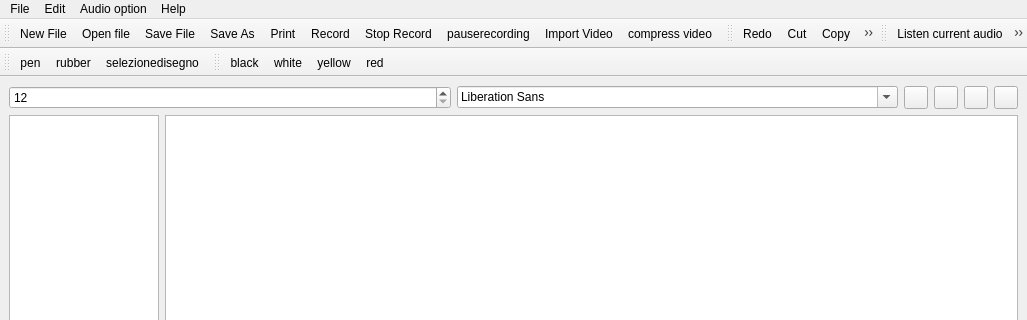
The window that src/mainwindow.ui (giacomogroppi/writernote-qt) describes before a commit, drawn with Qt 5; both pictures show x 0 to 1027 and y 0 to 320 of the 1027 by 671 pixel window.
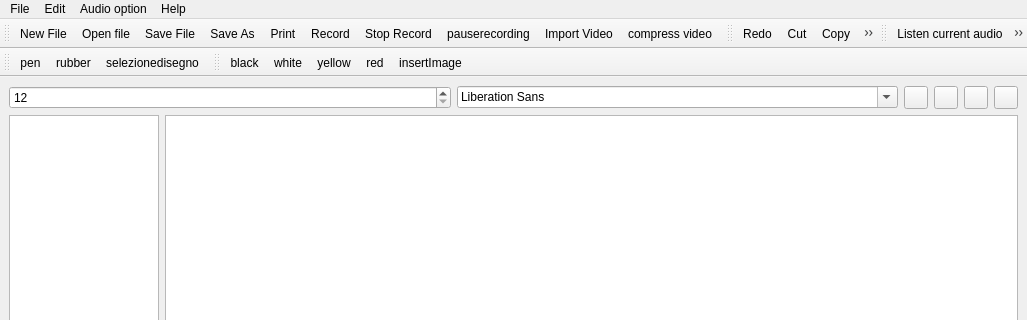
The same window after the commit. Icons and pictures are not drawn.

Patch:
```diff
--- a/src/mainwindow.ui
+++ b/src/mainwindow.ui
@@ -335,6 +335,7 @@
    <addaction name="actionwhite"/>
    <addaction name="actionyellow"/>
    <addaction name="actionred"/>
+   <addaction name="actioninsertImage"/>
   </widget>
   <action name="actionNew_File">
    <property name="checkable">
@@ -657,6 +658,15 @@
     <string>Check update</string>
    </property>
   </action>
+  <action name="actioninsertImage">
+   <property name="icon">
+    <iconset resource="../writernote.qrc">
+     <normaloff>:/image/images/image.png</normaloff>:/image/images/image.png</iconset>
+   </property>
+   <property name="text">
+    <string>insertImage</string>
+   </property>
+  </action>
  </widget>
  <resources>
   <include location="../writernote.qrc"/>
```
